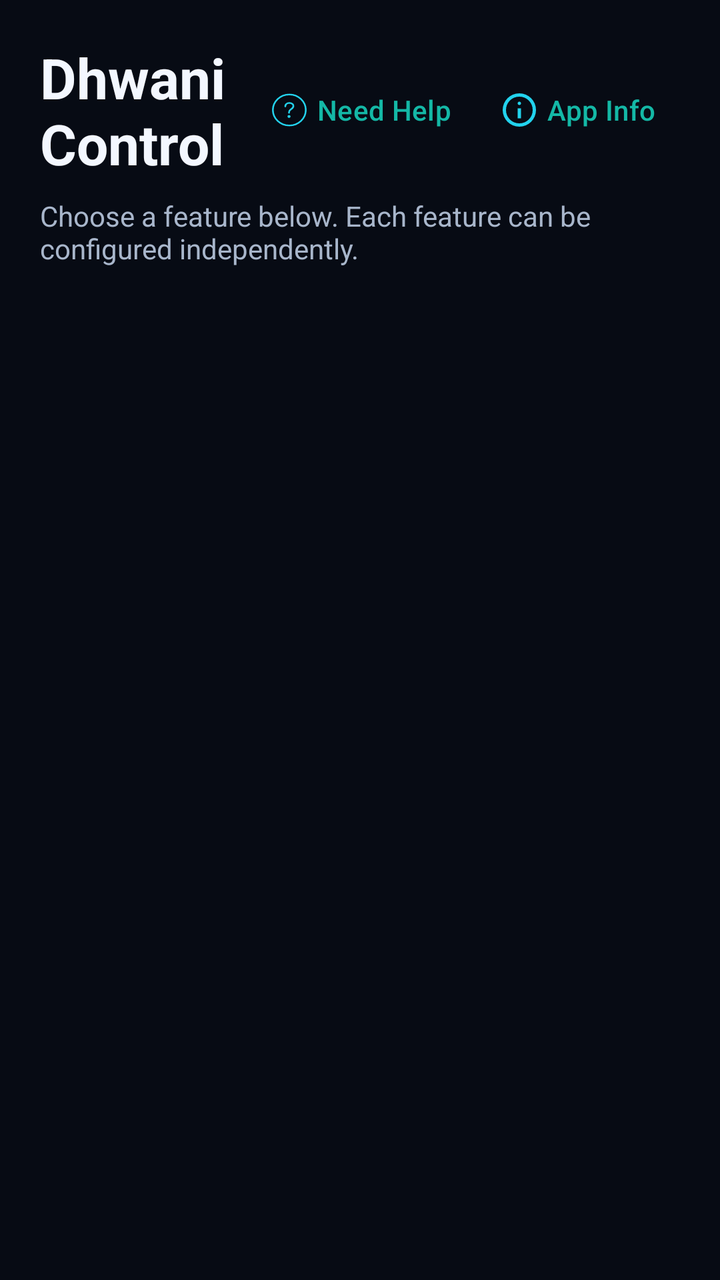
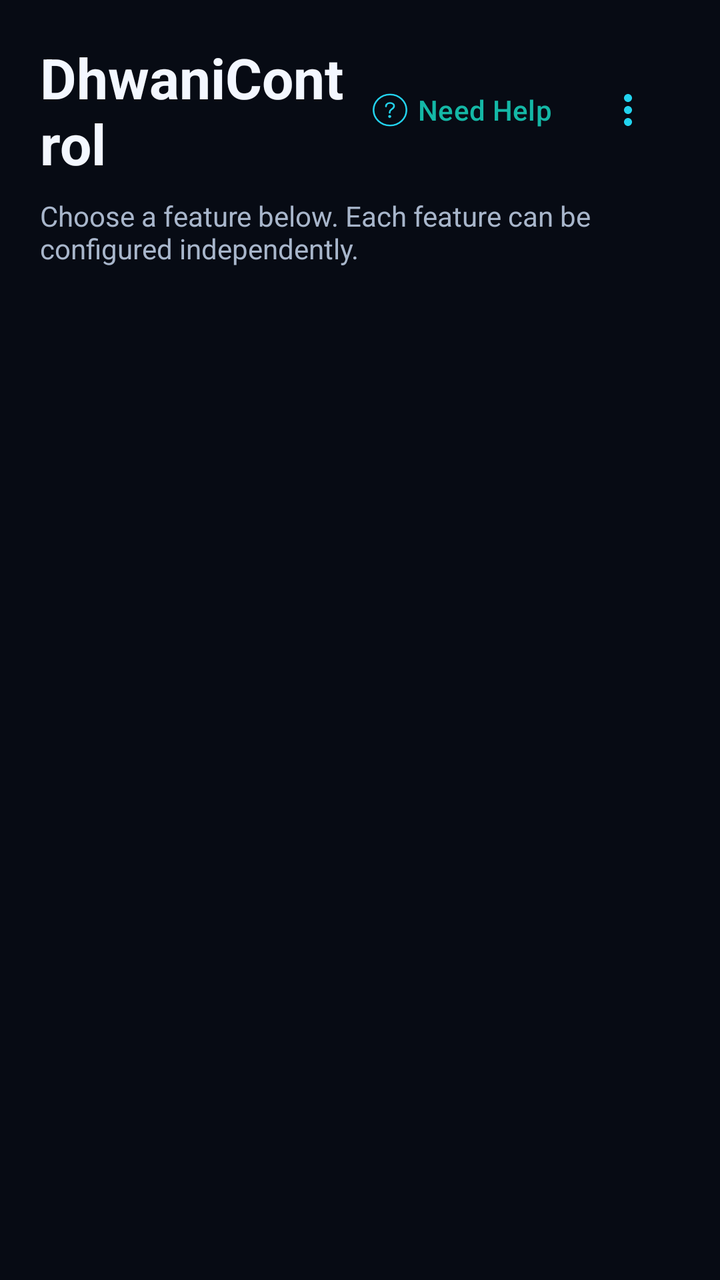

Compare the two renders of this Android layout. The source of the first and the diff that turns it into the second are given below.
<!-- AndroidManifest.xml: application theme Theme.DhwaniControl -->
<!-- res/layout/activity_home.xml -->
<?xml version="1.0" encoding="utf-8"?>
<LinearLayout xmlns:android="http://schemas.android.com/apk/res/android"
    xmlns:app="http://schemas.android.com/apk/res-auto"
    android:layout_width="match_parent"
    android:layout_height="match_parent"
    android:background="@color/colorBackground"
    android:orientation="vertical"
    android:paddingStart="20dp"
    android:paddingTop="20dp"
    android:paddingEnd="20dp"
    android:paddingBottom="16dp">

    <LinearLayout
        android:layout_width="match_parent"
        android:layout_height="wrap_content"
        android:gravity="center_vertical"
        android:orientation="horizontal">

        <TextView
            android:id="@+id/homeTitleText"
            android:layout_width="0dp"
            android:layout_height="wrap_content"
            android:layout_weight="1"
            android:text="@string/home_title"
            android:textColor="@color/colorTextPrimary"
            android:textSize="28sp"
            android:textStyle="bold" />

        <com.google.android.material.button.MaterialButton
            android:id="@+id/homeHelpButton"
            style="@style/Widget.Material3.Button.TextButton"
            android:layout_width="wrap_content"
            android:layout_height="wrap_content"
            android:text="@string/home_need_help"
            app:icon="@drawable/ic_help_placeholder"
            app:iconSize="20dp"
            app:iconTint="@color/colorAccent" />

        <com.google.android.material.button.MaterialButton
            android:id="@+id/homeInfoButton"
            style="@style/Widget.Material3.Button.TextButton"
            android:layout_width="wrap_content"
            android:layout_height="wrap_content"
            android:text="@string/app_info_title"
            app:icon="@drawable/ic_info"
            app:iconSize="20dp"
            app:iconTint="@color/colorAccent" />
    </LinearLayout>

    <TextView
        android:id="@+id/homeSubtitleText"
        android:layout_width="match_parent"
        android:layout_height="wrap_content"
        android:layout_marginTop="8dp"
        android:text="@string/home_subtitle"
        android:textColor="@color/colorTextSecondary"
        android:textSize="14sp" />

    <androidx.recyclerview.widget.RecyclerView
        android:id="@+id/featureRecyclerView"
        android:layout_width="match_parent"
        android:layout_height="0dp"
        android:layout_marginTop="16dp"
        android:layout_weight="1"
        android:clipToPadding="false"
        android:paddingBottom="12dp" />

</LinearLayout>
<!-- resources referenced by this layout -->
<resources>
  <color name="colorAccent">#22D3EE</color>
  <color name="colorBackground">#070B14</color>
  <color name="colorTextPrimary">#F3F7FF</color>
  <color name="colorTextSecondary">#A8B6CB</color>
  <!-- drawable ic_info (drawable) -->
  <vector xmlns:android="http://schemas.android.com/apk/res/android" android:width="24dp" android:height="24dp" android:viewportWidth="960" android:viewportHeight="960" android:tint="?attr/colorControlNormal">
  <path android:fillColor="@android:color/white" android:pathData="M440,680L520,680L520,440L440,440L440,680ZM508.5,348.5Q520,337 520,320Q520,303 508.5,291.5Q497,280 480,280Q463,280 451.5,291.5Q440,303 440,320Q440,337 451.5,348.5Q463,360 480,360Q497,360 508.5,348.5ZM480,880Q397,880 324,848.5Q251,817 197,763Q143,709 111.5,636Q80,563 80,480Q80,397 111.5,324Q143,251 197,197Q251,143 324,111.5Q397,80 480,80Q563,80 636,111.5Q709,143 763,197Q817,251 848.5,324Q880,397 880,480Q880,563 848.5,636Q817,709 763,763Q709,817 636,848.5Q563,880 480,880ZM480,800Q614,800 707,707Q800,614 800,480Q800,346 707,253Q614,160 480,160Q346,160 253,253Q160,346 160,480Q160,614 253,707Q346,800 480,800ZM480,480Q480,480 480,480Q480,480 480,480Q480,480 480,480Q480,480 480,480Q480,480 480,480Q480,480 480,480Q480,480 480,480Q480,480 480,480Z"/>
  </vector>
  <string name="app_info_title">App Info</string>
  <string name="home_need_help">Need Help</string>
  <string name="home_subtitle">Choose a feature below. Each feature can be configured independently.</string>
  <string name="home_title">DhwaniControl</string>
  <style name="Theme.DhwaniControl" parent="Theme.Material3.DayNight.NoActionBar">
          
          <item name="colorPrimary">@color/colorPrimary</item>
          <item name="colorOnPrimary">@color/colorTextPrimary</item>
          <item name="colorSecondary">@color/colorAccent</item>
          <item name="colorOnSecondary">@color/colorBackground</item>
          <item name="colorSurface">@color/colorSurface</item>
          <item name="colorOnSurface">@color/colorTextPrimary</item>
          <item name="colorSurfaceVariant">@color/colorSurfaceVariant</item>
          <item name="colorOnSurfaceVariant">@color/colorTextSecondary</item>
          <item name="colorError">@color/colorWarning</item>
          <item name="colorOnError">@color/colorBackground</item>
          <item name="colorOutline">@color/colorSurfaceVariant</item>
  
          
          <item name="android:statusBarColor">@color/colorBackground</item>
          <item name="android:navigationBarColor">@color/colorBackground</item>
          <item name="android:windowBackground">@color/colorBackground</item>
          <item name="android:windowLightStatusBar">false</item>
          <item name="android:windowLightNavigationBar">false</item>
      </style>
  <color name="colorPrimary">#14B8A6</color>
  <color name="colorSurface">#111A2A</color>
  <color name="colorSurfaceVariant">#233247</color>
  <color name="colorWarning">#F59E0B</color>
  <!-- unchanged entries left out for length: 1 -->
</resources>

<!-- the commit's change to res/layout/activity_home.xml (unified diff, before → after) -->
@@ -34,17 +34,18 @@
             android:text="@string/home_need_help"
             app:icon="@drawable/ic_help_placeholder"
             app:iconSize="20dp"
-            app:iconTint="@color/colorAccent" />
+            app:iconTint="@color/colorAccent"
+            android:contentDescription="@string/home_need_help" />
 
         <com.google.android.material.button.MaterialButton
-            android:id="@+id/homeInfoButton"
-            style="@style/Widget.Material3.Button.TextButton"
+            android:id="@+id/homeMoreMenuButton"
+            style="@style/Widget.Material3.Button.IconButton"
             android:layout_width="wrap_content"
             android:layout_height="wrap_content"
-            android:text="@string/app_info_title"
-            app:icon="@drawable/ic_info"
-            app:iconSize="20dp"
-            app:iconTint="@color/colorAccent" />
+            app:icon="@drawable/ic_more_vert"
+            app:iconSize="24dp"
+            app:iconTint="@color/colorAccent"
+            android:contentDescription="@string/app_info_title" />
     </LinearLayout>
 
     <TextView
<!-- resource entries referenced after the edit -->
@@ -4,14 +4,21 @@
   <color name="colorBackground">#070B14</color>
   <color name="colorTextPrimary">#F3F7FF</color>
   <color name="colorTextSecondary">#A8B6CB</color>
-  <!-- drawable ic_info (drawable) -->
-  <vector xmlns:android="http://schemas.android.com/apk/res/android" android:width="24dp" android:height="24dp" android:viewportWidth="960" android:viewportHeight="960" android:tint="?attr/colorControlNormal">
-  <path android:fillColor="@android:color/white" android:pathData="M440,680L520,680L520,440L440,440L440,680ZM508.5,348.5Q520,337 520,320Q520,303 508.5,291.5Q497,280 480,280Q463,280 451.5,291.5Q440,303 440,320Q440,337 451.5,348.5Q463,360 480,360Q497,360 508.5,348.5ZM480,880Q397,880 324,848.5Q251,817 197,763Q143,709 111.5,636Q80,563 80,480Q80,397 111.5,324Q143,251 197,197Q251,143 324,111.5Q397,80 480,80Q563,80 636,111.5Q709,143 763,197Q817,251 848.5,324Q880,397 880,480Q880,563 848.5,636Q817,709 763,763Q709,817 636,848.5Q563,880 480,880ZM480,800Q614,800 707,707Q800,614 800,480Q800,346 707,253Q614,160 480,160Q346,160 253,253Q160,346 160,480Q160,614 253,707Q346,800 480,800ZM480,480Q480,480 480,480Q480,480 480,480Q480,480 480,480Q480,480 480,480Q480,480 480,480Q480,480 480,480Q480,480 480,480Q480,480 480,480Z"/>
+  <!-- drawable ic_more_vert (drawable) -->
+  <vector xmlns:android="http://schemas.android.com/apk/res/android"
+      android:width="24dp"
+      android:height="24dp"
+      android:viewportWidth="24"
+      android:viewportHeight="24"
+      android:tint="?attr/colorControlNormal">
+    <path
+        android:fillColor="@android:color/white"
+        android:pathData="M12,8c1.1,0 2,-0.9 2,-2s-0.9,-2 -2,-2 -2,0.9 -2,2 0.9,2 2,2zM12,10c-1.1,0 -2,0.9 -2,2s0.9,2 2,2 2,-0.9 2,-2 -0.9,-2 -2,-2zM12,16c-1.1,0 -2,0.9 -2,2s0.9,2 2,2 2,-0.9 2,-2 -0.9,-2 -2,-2z"/>
   </vector>
   <string name="app_info_title">App Info</string>
   <string name="home_need_help">Need Help</string>
   <string name="home_subtitle">Choose a feature below. Each feature can be configured independently.</string>
-  <string name="home_title">DhwaniControl</string>
+  <string name="home_title" translatable="false">DhwaniControl</string>
   <style name="Theme.DhwaniControl" parent="Theme.Material3.DayNight.NoActionBar">
           
           <item name="colorPrimary">@color/colorPrimary</item>
